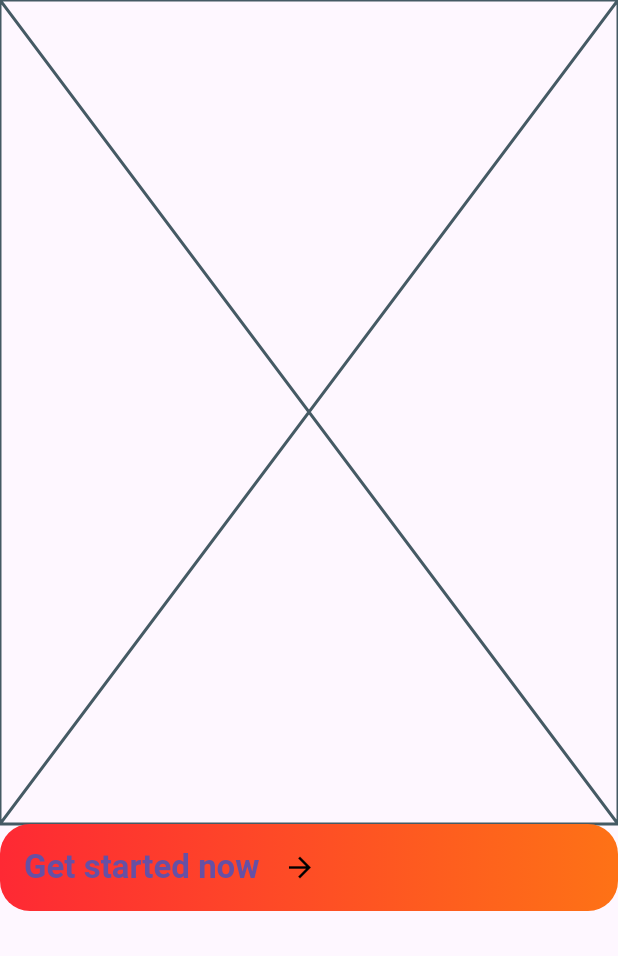
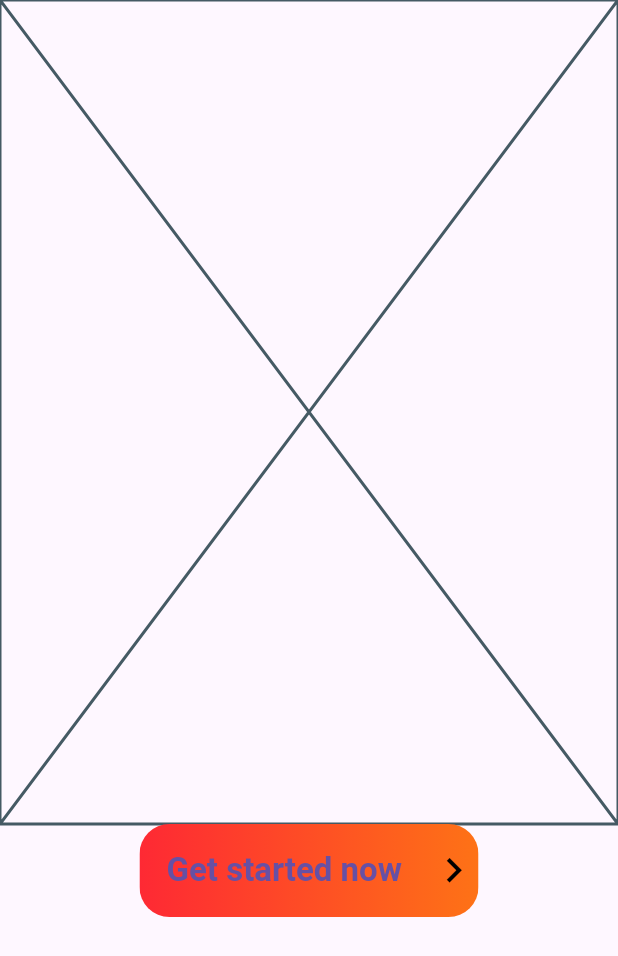
Before and after one commit to StudioKrom-SmartMobile-2024/frontend, a Flutter app: the screen it shows after launch, on a phone screen of 412 x 824 dp. Shown: the top 956 px of the screen. Run offline on Flutter 3.47's test engine with Material 3 defaults, Android fonts, the phone set to English and light mode, and no system bars; our stand-ins replace vibration; missing offline and left inert: flutter_soloud, vr_player.

Commit message:
made changes to button widget

```diff
--- a/overload/lib/pages/welcome.dart
+++ b/overload/lib/pages/welcome.dart
@@ -26,7 +26,7 @@ class _WelcomePageState extends State<WelcomePage> {
             child: Container(
               child: const Column(
                 children: [
-                  GradientButton(22),
+                  GradientButton("Get started now", 22),
                 ],
               ),
             ),
--- a/overload/lib/widgets/gradient_button.dart
+++ b/overload/lib/widgets/gradient_button.dart
@@ -2,8 +2,9 @@ import 'package:flutter/material.dart';
 
 class GradientButton extends StatelessWidget {
   final double fontSize;
+  final String text;
 
-  const GradientButton(this.fontSize, {super.key});
+  const GradientButton(this.text, this.fontSize, {super.key});
 
   @override
   Widget build(BuildContext context) {
@@ -24,11 +25,12 @@ class GradientButton extends StatelessWidget {
             ),
           ),
           Row(
-            mainAxisAlignment: MainAxisAlignment.start,
+            mainAxisSize: MainAxisSize.min,
+            mainAxisAlignment: MainAxisAlignment.spaceBetween,
             children: [
               TextButton(
                 style: TextButton.styleFrom(
-                  padding: const EdgeInsets.all(16),
+                  padding: const EdgeInsets.all(18),
                   textStyle: TextStyle(
                     fontSize: fontSize,
                     fontWeight: FontWeight.bold,
@@ -36,16 +38,12 @@ class GradientButton extends StatelessWidget {
                   ),
                 ),
                 onPressed: () {},
-                child: const Text('Get started now'),
+                child: Text(text),
               ),
-              SizedBox(
-                width: fontSize,
-                height: fontSize,
-                child: Icon(
-                  Icons.arrow_forward,
-                  color: Colors.black,
-                  size: fontSize,
-                ),
+              Icon(
+                Icons.navigate_next,
+                color: Colors.black,
+                size: fontSize * 1.5,
               ),
             ],
           ),
```
